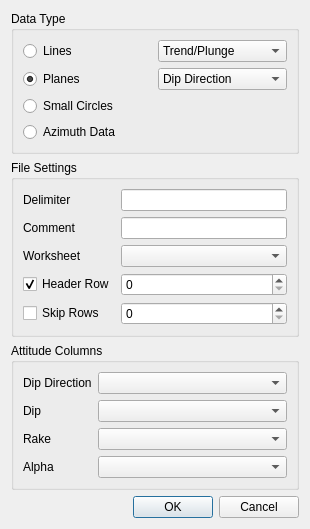
spamlab-iee/os, file ui_files/import_dialog.ui: the form before one commit.
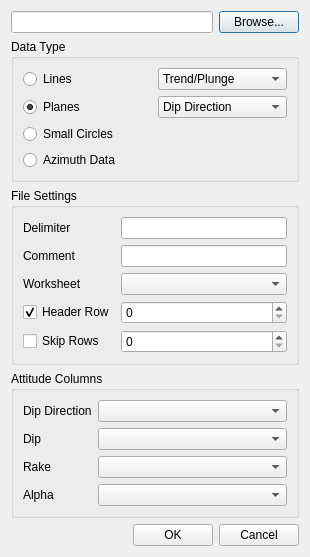
The form after the commit.

```diff
--- a/ui_files/import_dialog.ui
+++ b/ui_files/import_dialog.ui
@@ -7,13 +7,31 @@
     <x>0</x>
     <y>0</y>
     <width>310</width>
-    <height>484</height>
+    <height>552</height>
    </rect>
   </property>
   <property name="windowTitle">
    <string>Import Data</string>
   </property>
   <layout class="QVBoxLayout" name="verticalLayout_2">
+    <item>
+    <layout class="QHBoxLayout" name="horizontalLayout_2">
+     <item>
+      <widget class="QLineEdit" name="fname">
+       <property name="readOnly">
+        <bool>false</bool>
+       </property>
+      </widget>
+     </item>
+     <item>
+      <widget class="QPushButton" name="browse">
+       <property name="text">
+        <string>Browse...</string>
+       </property>
+      </widget>
+     </item>
+    </layout>
+   </item>
    <item>
     <widget class="QGroupBox" name="groupBox">
      <property name="title">
```
